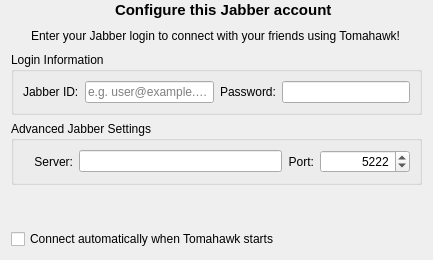
tomahawk-player/tomahawk, file src/sip/jreen/configwidget.ui: the form before one commit.
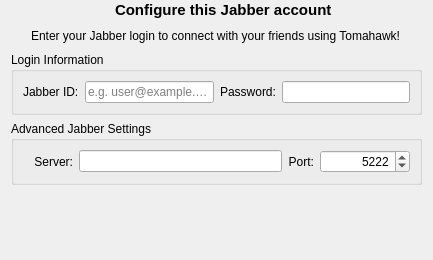
The form after the commit. Icons and pictures are not drawn.

```diff
--- a/src/sip/jreen/configwidget.ui
+++ b/src/sip/jreen/configwidget.ui
@@ -302,13 +302,6 @@
      </property>
     </spacer>
    </item>
-   <item>
-    <widget class="QCheckBox" name="checkBoxAutoConnect">
-     <property name="text">
-      <string>Connect automatically when Tomahawk starts</string>
-     </property>
-    </widget>
-   </item>
   </layout>
  </widget>
  <resources>
```
